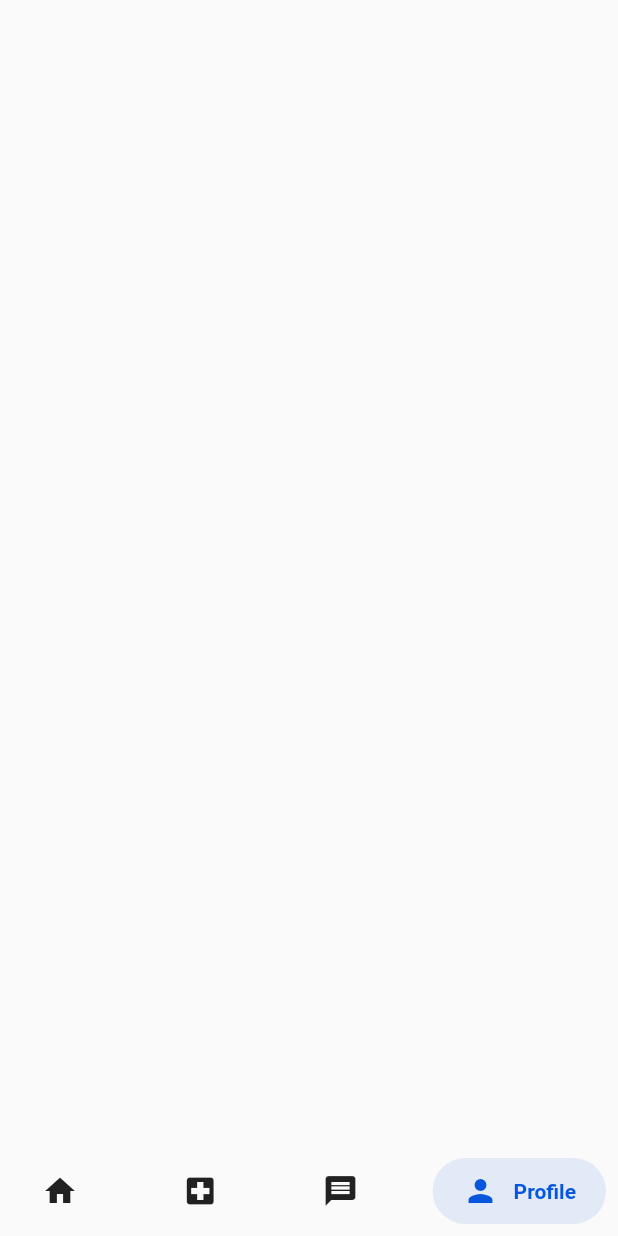
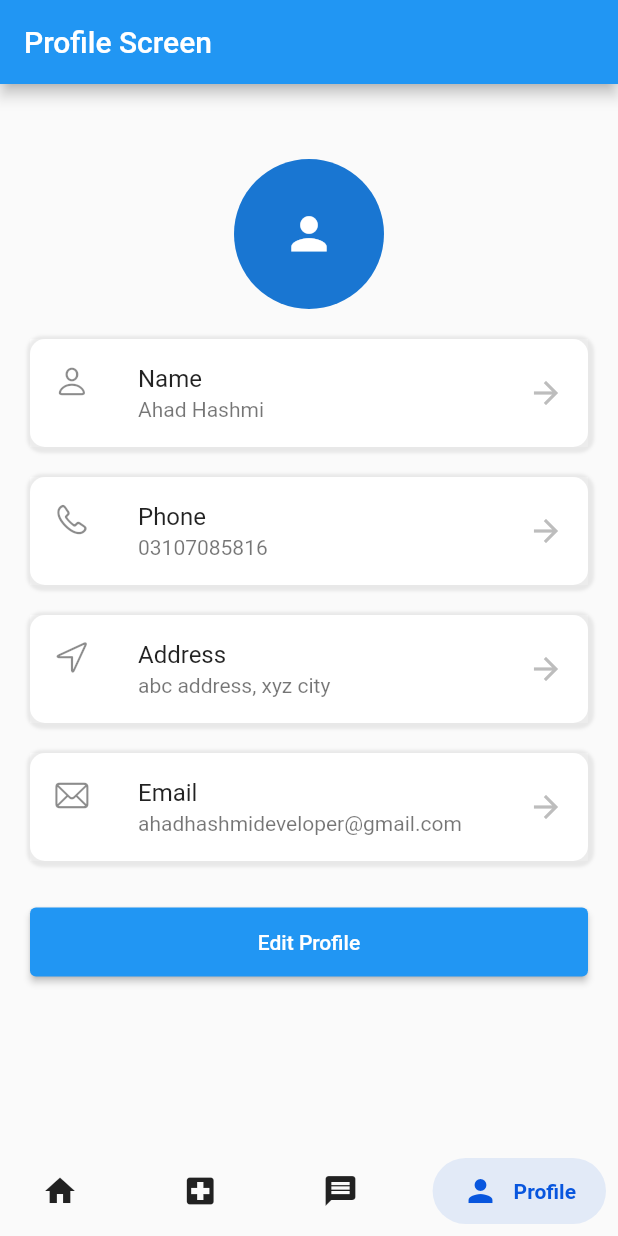
Before and after one commit to heetkheni/SSIP, a Flutter app: the ProfileScreen screen opened directly, on a phone screen of 412 x 824 dp. Run offline on Flutter 3.47's test engine with Material 2 defaults, Android fonts, the phone set to English and light mode, and no system bars; drawn by our look-alikes of salomon_bottom_bar; our stand-ins replace carousel_slider, cloud_firestore, firebase_auth, firebase_core, google_maps_flutter, google_sign_in and 1 more; accounts and stored records are empty.

Commit message:
profile_screen added

```diff
--- a/lib/screens/profile_screen.dart
+++ b/lib/screens/profile_screen.dart
@@ -1,6 +1,7 @@
 import 'package:arogya_mitra/screens/chat_screen.dart';
 import 'package:arogya_mitra/screens/home_screen.dart';
 import 'package:arogya_mitra/screens/map_screen.dart';
+import 'package:flutter/cupertino.dart';
 import 'package:flutter/material.dart';
 import 'package:salomon_bottom_bar/salomon_bottom_bar.dart';
 
@@ -22,6 +23,10 @@ class _ProfileScreenState extends State<ProfileScreen> {
   @override
   Widget build(BuildContext context) {
     return Scaffold(
+      appBar: AppBar(
+        title: Text("Profile Screen"),
+
+      ),
       bottomNavigationBar: SalomonBottomBar(
         currentIndex: _currentIndex,
         onTap: (i) {
@@ -53,6 +58,65 @@ class _ProfileScreenState extends State<ProfileScreen> {
           ),
         ],
       ),
+      body: Padding(
+        padding: EdgeInsets.symmetric(vertical: 10, horizontal: 20),
+        child: Column(
+          children: [
+            const SizedBox(height: 40),
+            CircleAvatar(
+              radius: 50,
+              child: Center(
+                child: Icon(Icons.person,size: 35,),
+              ),
+
+            ),
+            const SizedBox(height: 20),
+            itemProfile('Name', 'Ahad Hashmi', CupertinoIcons.person),
+            const SizedBox(height: 20),
+            itemProfile('Phone', '03107085816', CupertinoIcons.phone),
+            const SizedBox(height: 20),
+            itemProfile(
+                'Address', 'abc address, xyz city', CupertinoIcons.location),
+            const SizedBox(height: 20),
+            itemProfile(
+                'Email', 'ahadhashmideveloper@gmail.com', CupertinoIcons.mail),
+            const SizedBox(
+              height: 30,
+            ),
+            SizedBox(
+              width: double.infinity,
+              child: ElevatedButton(
+                  onPressed: () {},
+                  style: ElevatedButton.styleFrom(
+                    padding: const EdgeInsets.all(15),
+                  ),
+                  child: const Text('Edit Profile')),
+            )
+          ],
+        ),
+      ),
+    );
+  }
+
+  itemProfile(String title, String subtitle, IconData iconData) {
+    return Container(
+      decoration: BoxDecoration(
+          color: Colors.white,
+          borderRadius: BorderRadius.circular(10),
+          boxShadow: [
+            BoxShadow(
+                color: Colors.grey.withOpacity(0.2),
+                spreadRadius: 3,
+                blurRadius: 1,
+                offset: Offset(1, 1)),
+          ]),
+      child: ListTile(
+        title: Text(title),
+        subtitle: Text(subtitle),
+        leading: Icon(iconData),
+        trailing: Icon(Icons.arrow_forward, color: Colors.grey.shade400),
+        tileColor: Colors.white,
+      ),
     );
   }
 }
```
